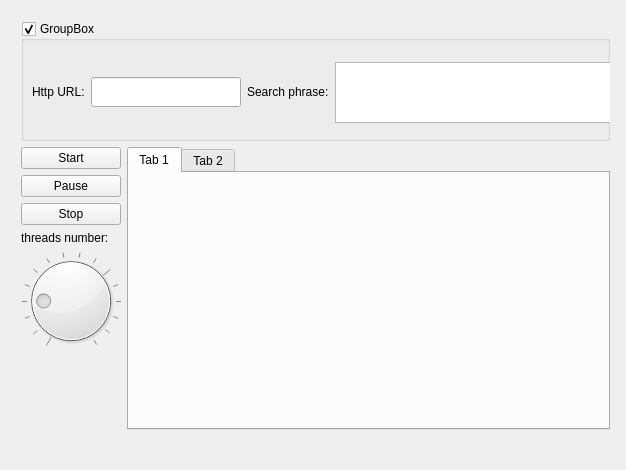
This is widget.ui in blinkenlichten/simple-gui-crawler as Qt 5 draws it before an edit. The edited form follows.
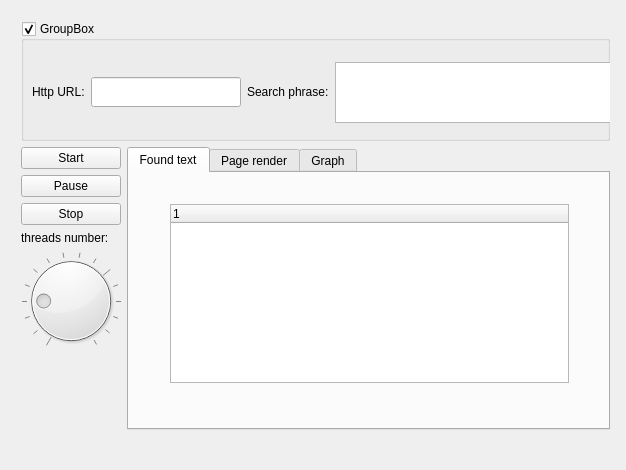
This is the edited form. The open tabs and pages were chosen to show the change.

```diff
--- a/widget.ui
+++ b/widget.ui
@@ -262,13 +262,61 @@
         </property>
         <widget class="QWidget" name="tab">
          <attribute name="title">
-          <string>Tab 1</string>
+          <string>Found text</string>
          </attribute>
-        </widget>
-        <widget class="QWidget" name="tab_2">
+         <widget class="QWidget" name="horizontalLayoutWidget_2">
+          <property name="geometry">
+           <rect>
+            <x>30</x>
+            <y>20</y>
+            <width>421</width>
+            <height>201</height>
+           </rect>
+          </property>
+          <layout class="QHBoxLayout" name="textHorizontalLayout">
+           <item>
+            <widget class="QTreeWidget" name="treeWidget">
+             <column>
+              <property name="text">
+               <string notr="true">1</string>
+              </property>
+             </column>
+            </widget>
+           </item>
+          </layout>
+         </widget>
+        </widget>
+        <widget class="QWidget" name="pageRenderTab">
          <attribute name="title">
-          <string>Tab 2</string>
+          <string>Page render</string>
          </attribute>
+         <widget class="QWidget" name="horizontalLayoutWidget_3">
+          <property name="geometry">
+           <rect>
+            <x>70</x>
+            <y>50</y>
+            <width>160</width>
+            <height>80</height>
+           </rect>
+          </property>
+          <layout class="QHBoxLayout" name="pageHorizontalLayout"/>
+         </widget>
+        </widget>
+        <widget class="QWidget" name="graphTab">
+         <attribute name="title">
+          <string>Graph</string>
+         </attribute>
+         <widget class="QWidget" name="horizontalLayoutWidget_4">
+          <property name="geometry">
+           <rect>
+            <x>60</x>
+            <y>50</y>
+            <width>160</width>
+            <height>80</height>
+           </rect>
+          </property>
+          <layout class="QHBoxLayout" name="graphHorizontalLayout"/>
+         </widget>
         </widget>
        </widget>
       </item>
```
Left out of the diff: 17 changed lines with no effect on the pictures. Lines whose indentation alone changed are shown as unchanged.
